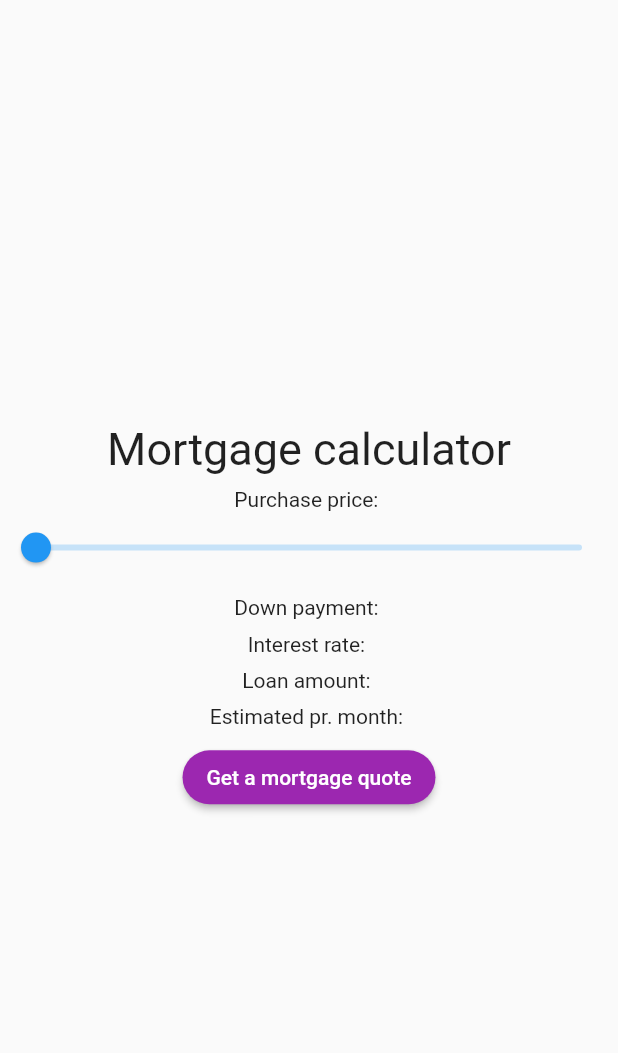
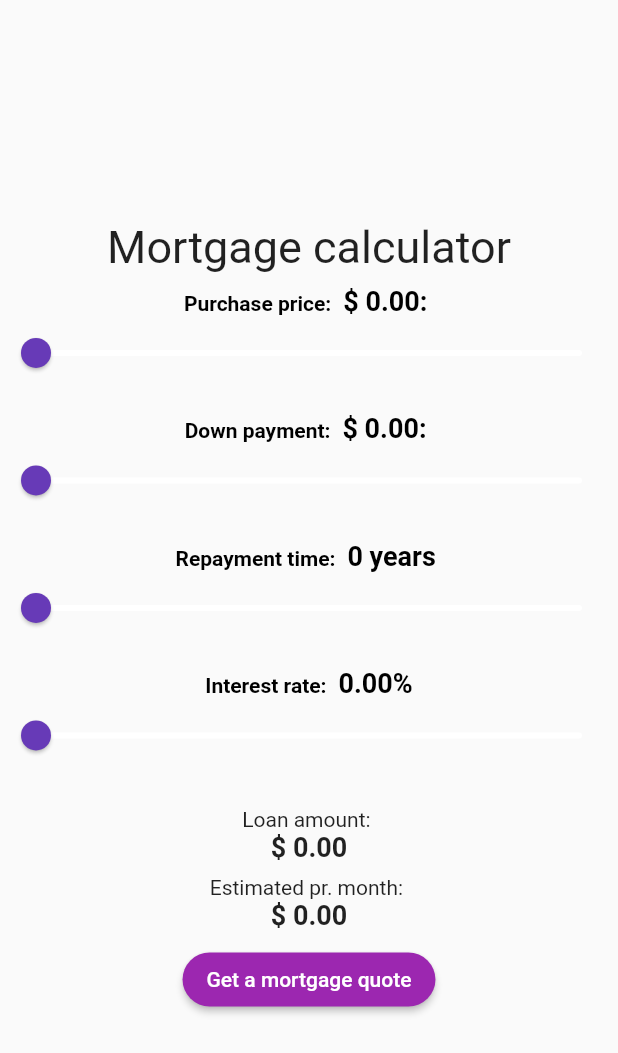
Before and after one commit to brunomendesdecarvalho/mortgage-calculator, a Flutter app: the screen it shows after launch, on a phone screen of 412 x 824 dp. Shown: the top 1053 px of the screen. Run offline on Flutter 3.47's test engine with Material 2 defaults, Android fonts, the phone set to English and light mode, and no system bars; our stand-ins replace bot_toast, flutter_modular, rx_notifier.

Commit message:
Done calculations and layouts

```diff
--- a/lib/app/home/home_controller.dart
+++ b/lib/app/home/home_controller.dart
@@ -1,3 +1,5 @@
+import 'dart:math';
+
 import 'package:flutter_modular/flutter_modular.dart';
 import 'package:rx_notifier/rx_notifier.dart';
 
@@ -6,9 +8,10 @@ class HomeController extends Disposable {
 
   RxNotifier<double> _purchaseValue = RxNotifier<double>(0.0);
   RxNotifier<double> _downPaymentValue = RxNotifier<double>(0.0);
+  RxNotifier<double> _repaymentValue = RxNotifier<double>(0.0);
   RxNotifier<double> _interestRateValue = RxNotifier<double>(0.0);
   RxNotifier<double> _loanAmountValue = RxNotifier<double>(0.0);
-  RxNotifier<double> _estimatedPrValue = RxNotifier<double>(0.0);
+  RxNotifier<double> _estimatedMortgageValue = RxNotifier<double>(0.0);
 
   double get purchaseValue => _purchaseValue.value;
   set purchaseValue(double purchaseValue) =>
@@ -18,17 +21,29 @@ class HomeController extends Disposable {
   set downPaymentValue(double downPaymentValue) =>
       _downPaymentValue.value = downPaymentValue;
 
+  double get repaymentValue => _repaymentValue.value;
+  set repaymentValue(double repaymentValue) =>
+      _repaymentValue.value = repaymentValue;
+
   double get interestRateValue => _interestRateValue.value;
   set interestRateValue(double interestRateValue) =>
       _interestRateValue.value = interestRateValue;
 
   double get loanAmountValue => _loanAmountValue.value;
-  set loanAmountValue(double loanAmountValue) =>
-      _loanAmountValue.value = loanAmountValue;
 
-  double get estimatedPrValue => _estimatedPrValue.value;
-  set estimatedPrValue(double estimatedPrValue) =>
-      _estimatedPrValue.value = estimatedPrValue;
+  double get estimatedMortgageValue => _estimatedMortgageValue.value;
+
+  void calculateLoanAmount() {
+    _loanAmountValue.value = purchaseValue - downPaymentValue;
+  }
+
+  void calculateMortgage() {
+    double interestValueDecimal = (interestRateValue / 100) / 12;
+    double n = repaymentValue * 12;
+    _estimatedMortgageValue.value = loanAmountValue *
+        ((interestValueDecimal * pow((1 + interestValueDecimal), n)) /
+            (pow((1 + interestValueDecimal), n) - 1));
+  }
 
   @override
   void dispose() {}
--- a/lib/app/home/pages/home_page.dart
+++ b/lib/app/home/pages/home_page.dart
@@ -1,10 +1,12 @@
 import 'package:flutter/material.dart';
 
 import 'package:flutter_modular/flutter_modular.dart';
+import 'package:intl/intl.dart';
 import 'package:rx_notifier/rx_notifier.dart';
 import 'package:url_launcher/url_launcher.dart';
 
 import '../home_controller.dart';
+import '../widgets/text_and_slider.dart';
 
 class HomePage extends StatefulWidget {
   const HomePage({Key? key}) : super(key: key);
@@ -48,30 +50,17 @@ class _HomePageState extends State<HomePage> {
               SizedBox(
                 height: height * .01,
               ),
-              Text(
-                'Purchase price: ',
-                style: TextStyle(fontSize: 14),
+              TextAndSlider(
+                fieldName: 'Purchase price',
               ),
-              Slider(
-                  onChanged: (double value) {
-                    controller.downPaymentValue = value;
-                  },
-                  value: controller.downPaymentValue,
-                  min: 0.0,
-                  max: 24000),
-              SizedBox(
-                height: height * .01,
+              TextAndSlider(
+                fieldName: 'Down payment',
               ),
-              Text(
-                'Down payment: ',
-                style: TextStyle(fontSize: 14),
+              TextAndSlider(
+                fieldName: 'Repayment time',
               ),
-              SizedBox(
-                height: height * .01,
-              ),
-              Text(
-                'Interest rate: ',
-                style: TextStyle(fontSize: 14),
+              TextAndSlider(
+                fieldName: 'Interest rate',
               ),
               SizedBox(
                 height: height * .01,
@@ -80,12 +69,20 @@ class _HomePageState extends State<HomePage> {
                 'Loan amount: ',
                 style: TextStyle(fontSize: 14),
               ),
+              Text(
+                '\$ ${_currencyFormat(controller.loanAmountValue)}',
+                style: TextStyle(fontWeight: FontWeight.bold, fontSize: 18),
+              ),
               SizedBox(
                 height: height * .01,
               ),
               Text(
                 'Estimated pr. month: ',
                 style: TextStyle(fontSize: 14),
+              ),
+              Text(
+                '\$ ${_currencyFormat(controller.estimatedMortgageValue)}',
+                style: TextStyle(fontWeight: FontWeight.bold, fontSize: 18),
               ),
               SizedBox(
                 height: height * .01,
@@ -94,7 +91,10 @@ class _HomePageState extends State<HomePage> {
                 child: Text('Get a mortgage quote'),
                 textColor: Colors.white,
                 color: Colors.purple,
-                onPressed: () {},
+                onPressed: () {
+                  controller.calculateLoanAmount();
+                  controller.calculateMortgage();
+                },
                 shape: StadiumBorder(),
               ),
             ],
@@ -102,3 +102,36 @@ class _HomePageState extends State<HomePage> {
         );
       });
 }
+
+String _currencyFormat(double value) {
+  var usdCurrency = new NumberFormat("#,##0.00", "en_US");
+  return usdCurrency.format(value);
+}
+
+_textAndSlider(double value, String fieldName) {
+  return Column(
+    children: [
+      RichText(
+        text: TextSpan(
+            text: fieldName,
+            style: TextStyle(color: Colors.black, fontSize: 14),
+            children: <TextSpan>[
+              TextSpan(
+                text: ' \$ ${_currencyFormat(value)}: ',
+                style: TextStyle(color: Colors.blueAccent, fontSize: 18),
+              )
+            ]),
+      ),
+      Slider(
+          onChanged: (double newValue) {
+            value = newValue;
+          },
+          value: value,
+          min: 0.0,
+          max: 900000),
+      SizedBox(
+        height: 16,
+      ),
+    ],
+  );
+}
--- /dev/null
+++ b/lib/app/home/widgets/text_and_slider.dart
@@ -0,0 +1,109 @@
+import 'package:flutter/material.dart';
+import 'package:flutter_modular/flutter_modular.dart';
+import 'package:intl/intl.dart';
+import 'package:rx_notifier/rx_notifier.dart';
+
+import '../home_controller.dart';
+
+class TextAndSlider extends StatefulWidget {
+  final String fieldName;
+  TextAndSlider({Key? key, required this.fieldName}) : super(key: key);
+
+  @override
+  State<TextAndSlider> createState() => _TextAndSliderState();
+}
+
+class _TextAndSliderState extends State<TextAndSlider> {
+  var controller = Modular.get<HomeController>();
+  @override
+  Widget build(BuildContext context) {
+    return RxBuilder(builder: (context) {
+      return Column(
+        children: [
+          RichText(
+            text: TextSpan(
+                text: '${widget.fieldName}: ',
+                style: TextStyle(
+                    color: Colors.black,
+                    fontSize: 14,
+                    fontWeight: FontWeight.bold),
+                children: <TextSpan>[
+                  widget.fieldName.contains('Purchase price')
+                      ? TextSpan(
+                          text:
+                              ' \$ ${_currencyFormat(controller.purchaseValue)}: ',
+                          style: TextStyle(
+                              fontWeight: FontWeight.bold, fontSize: 18),
+                        )
+                      : widget.fieldName.contains('Down payment')
+                          ? TextSpan(
+                              text:
+                                  ' \$ ${_currencyFormat(controller.downPaymentValue)}: ',
+                              style: TextStyle(
+                                  fontWeight: FontWeight.bold, fontSize: 18),
+                            )
+                          : widget.fieldName.contains('Repayment time')
+                              ? TextSpan(
+                                  text:
+                                      ' ${controller.repaymentValue.toInt()} years ',
+                                  style: TextStyle(
+                                      fontWeight: FontWeight.bold,
+                                      fontSize: 18),
+                                )
+                              : TextSpan(
+                                  text:
+                                      ' ${_percentageFormat(controller.interestRateValue)}%',
+                                  style: TextStyle(
+                                      fontWeight: FontWeight.bold,
+                                      fontSize: 18),
+                                )
+                ]),
+          ),
+          Slider(
+              activeColor: Colors.deepPurple,
+              thumbColor: Colors.deepPurple,
+              inactiveColor: Colors.white,
+              onChanged: (double newValue) {
+                widget.fieldName.contains('Purchase price')
+                    ? controller.purchaseValue = newValue
+                    : widget.fieldName.contains('Down payment')
+                        ? controller.downPaymentValue = newValue
+                        : widget.fieldName.contains('Repayment time')
+                            ? controller.repaymentValue = newValue
+                            : controller.interestRateValue = newValue;
+                // controller.calculateLoanAmount();
+                // controller.calculateMortgage();
+              },
+              value: widget.fieldName.contains('Purchase price')
+                  ? controller.purchaseValue
+                  : widget.fieldName.contains('Down payment')
+                      ? controller.downPaymentValue
+                      : widget.fieldName.contains('Repayment time')
+                          ? controller.repaymentValue
+                          : controller.interestRateValue,
+              min: 0.0,
+              max: widget.fieldName.contains('Purchase price')
+                  ? 2000000
+                  : widget.fieldName.contains('Down payment')
+                      ? 1500000
+                      : widget.fieldName.contains('Repayment time')
+                          ? 30
+                          : 15),
+          SizedBox(
+            height: 16,
+          ),
+        ],
+      );
+    });
+  }
+}
+
+String _currencyFormat(double value) {
+  var usdCurrency = new NumberFormat("#,##0.00", "en_US");
+  return usdCurrency.format(value);
+}
+
+String _percentageFormat(double value) {
+  var percentageFormat = new NumberFormat("#,##0.00", "en_US");
+  return percentageFormat.format(value);
+}
```
Also changed, not shown: 3 other files.
